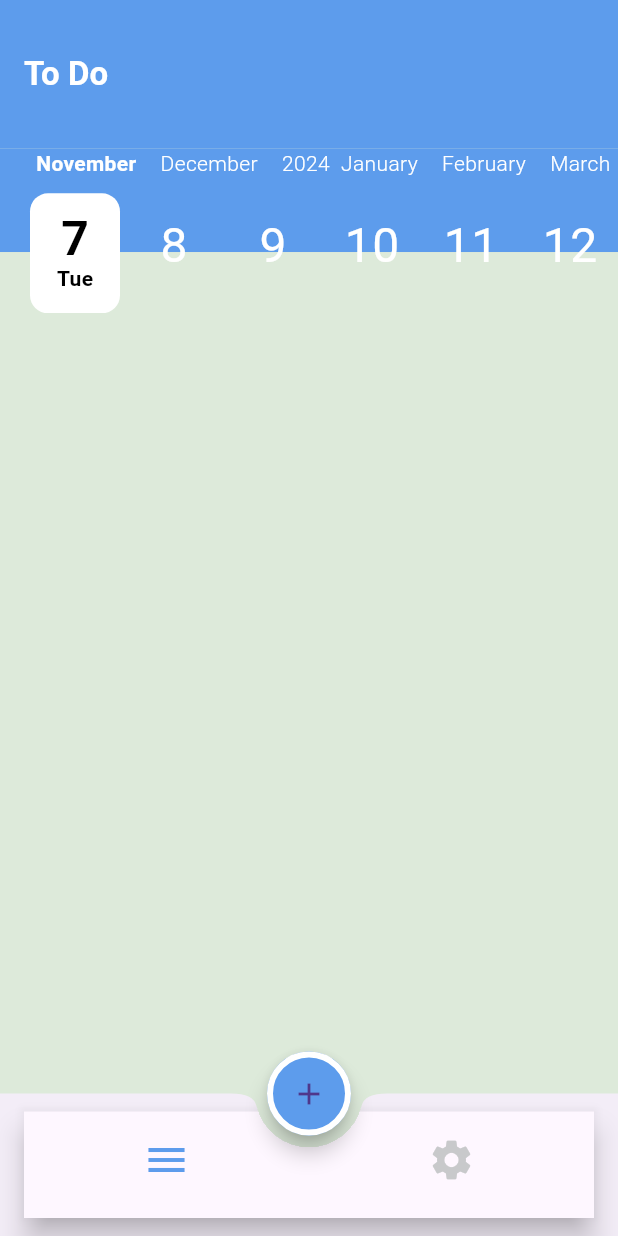
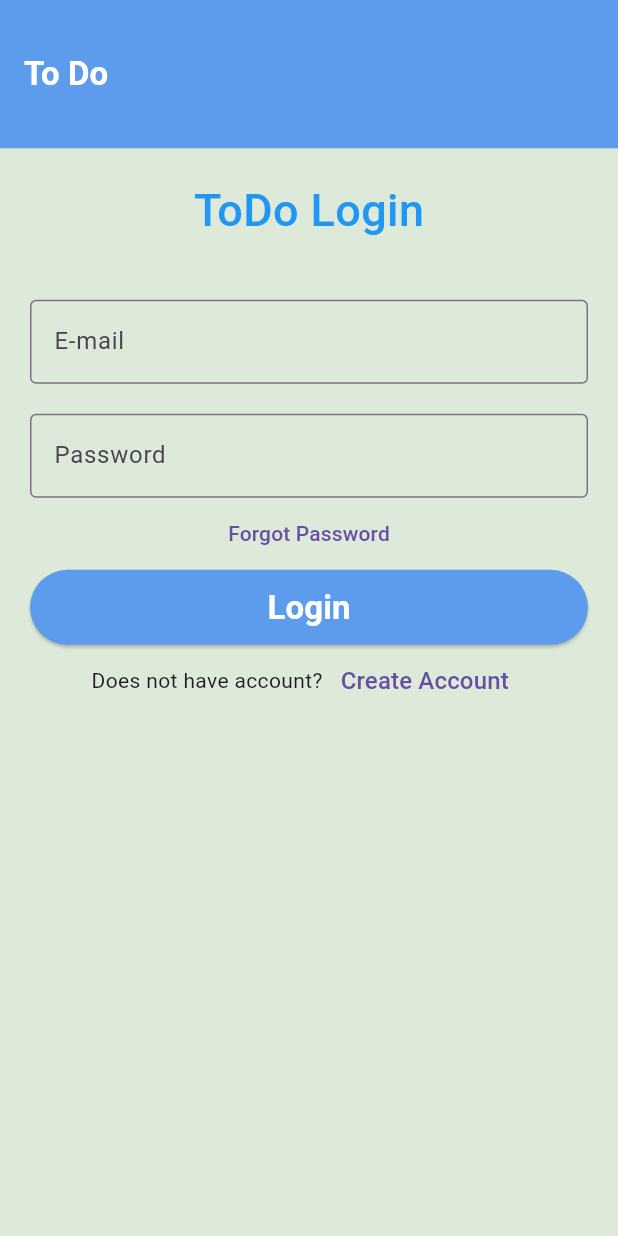
Before and after one commit to yahyaabdulaziz/todo, a Flutter app: the screen it shows after launch, on a phone screen of 412 x 824 dp. Run offline on Flutter 3.47's test engine with Material 3 defaults, Android fonts, the phone set to English and light mode, and no system bars; drawn by our look-alikes of calendar_timeline; our stand-ins replace cloud_firestore, firebase_auth, firebase_core, flutter_slidable; accounts and stored records are empty.

Commit message:
finish Todos Authentication and filtering tasks by day

```diff
--- a/lib/main.dart
+++ b/lib/main.dart
@@ -1,5 +1,9 @@
 import 'package:cloud_firestore/cloud_firestore.dart';
 import 'package:flutter/material.dart';
+import 'package:provider/provider.dart';
+import 'package:todo/ui/providers/list_provider.dart';
+import 'package:todo/ui/screens/auth/login/login_screen.dart';
+import 'package:todo/ui/screens/auth/register/register_screen.dart';
 import 'package:todo/ui/screens/home/home_screen.dart';
 import 'package:todo/ui/screens/splash/splash_screen.dart';
 import 'package:todo/ui/utilities/app_theme.dart';
@@ -10,9 +14,15 @@ void main() async {
   await Firebase.initializeApp();
   FirebaseFirestore.instance.settings =
       Settings(cacheSizeBytes: Settings.CACHE_SIZE_UNLIMITED);
-  await FirebaseFirestore.instance.disableNetwork();
 
-  runApp(const MyApp());
+  /// to enable network with firestore
+  //await FirebaseFirestore.instance.disableNetwork();
+
+  runApp(ChangeNotifierProvider(
+      create: (_) {
+        return ListProvider();
+      },
+      child: const MyApp()));
 }
 
 class MyApp extends StatelessWidget {
@@ -23,10 +33,12 @@ class MyApp extends StatelessWidget {
     return MaterialApp(
       theme: AppTheme.lightTheme,
       routes: {
-        SplashScreen.roueName: (_) => SplashScreen(),
+        SplashScreen.routeName: (_) => SplashScreen(),
         HomeScreen.roueName: (_) => HomeScreen(),
+        LoginScreen.routeName: (_) => LoginScreen(),
+        RegisterScreen.routeName: (_) => RegisterScreen(),
       },
-      initialRoute: HomeScreen.roueName,
+      initialRoute: LoginScreen.routeName,
     );
   }
 }
--- /dev/null
+++ b/lib/model/app_user.dart
@@ -0,0 +1,35 @@
+import 'package:cloud_firestore/cloud_firestore.dart';
+
+class AppUser {
+  static const collectionName = "users";
+  late String id;
+  late String username;
+  late String email;
+  static AppUser? currentUser;
+
+  AppUser({required this.id, required this.username, required this.email});
+
+  AppUser.fromJson(Map json) {
+    id = json["id"];
+    username = json["username"];
+    email = json["email"];
+  }
+
+  Map<String, dynamic> toJson() {
+    return {
+      "id": id,
+      "username": username,
+      "email": email,
+    };
+  }
+
+  static CollectionReference<AppUser> collection(){
+    return  FirebaseFirestore.instance
+        .collection(AppUser.collectionName)
+        .withConverter<AppUser>(fromFirestore: (snapshot, _) {
+      return AppUser.fromJson(snapshot.data()!);
+    }, toFirestore: (user, _) {
+      return user.toJson();
+    });
+  }
+}
--- /dev/null
+++ b/lib/ui/screens/auth/login/login_screen.dart
@@ -0,0 +1,152 @@
+import 'package:cloud_firestore/cloud_firestore.dart';
+import 'package:firebase_auth/firebase_auth.dart';
+import 'package:flutter/material.dart';
+import 'package:todo/model/app_user.dart';
+import 'package:todo/ui/screens/auth/register/register_screen.dart';
+import 'package:todo/ui/screens/home/home_screen.dart';
+import 'package:todo/ui/utilities/app_colors.dart';
+import 'package:todo/ui/utilities/app_theme.dart';
+import 'package:todo/ui/utilities/dialog_utils.dart';
+
+class LoginScreen extends StatefulWidget {
+  static const String routeName = "login";
+
+  LoginScreen({super.key});
+
+  @override
+  State<LoginScreen> createState() => _LoginScreenState();
+}
+
+class _LoginScreenState extends State<LoginScreen> {
+  TextEditingController emailController = TextEditingController();
+  TextEditingController passwordController = TextEditingController();
+
+  @override
+  Widget build(BuildContext context) {
+    return Scaffold(appBar: buildAppBar(), body: buildMyBody());
+  }
+
+  PreferredSizeWidget buildAppBar() => AppBar(
+        backgroundColor: AppColors.primary,
+        toolbarHeight: MediaQuery.of(context).size.height * .12,
+        title: const Text(
+          "To Do",
+          style: AppTheme.appBarTextStyle,
+        ),
+      );
+
+  Widget buildMyBody() {
+    return Padding(
+        padding: const EdgeInsets.all(10),
+        child: ListView(
+          children: <Widget>[
+            Container(
+                alignment: Alignment.center,
+                padding: const EdgeInsets.all(10),
+                child: const Text(
+                  'ToDo Login',
+                  style: TextStyle(
+                      color: Colors.blue,
+                      fontWeight: FontWeight.w500,
+                      fontSize: 30),
+                )),
+            const SizedBox(
+              height: 18,
+            ),
+            Container(
+              padding: const EdgeInsets.all(10),
+              child: TextField(
+                controller: emailController,
+                decoration: const InputDecoration(
+                  border: OutlineInputBorder(),
+                  labelText: 'E-mail',
+                ),
+              ),
+            ),
+            Container(
+              padding: const EdgeInsets.fromLTRB(10, 10, 10, 0),
+              child: TextField(
+                obscureText: true,
+                controller: passwordController,
+                decoration: const InputDecoration(
+                  border: OutlineInputBorder(),
+                  labelText: 'Password',
+                ),
+              ),
+            ),
+            TextButton(
+              onPressed: () {},
+              child: const Text(
+                'Forgot Password',
+              ),
+            ),
+            Container(
+                height: 50,
+                padding: const EdgeInsets.fromLTRB(10, 0, 10, 0),
+                child: ElevatedButton(
+                  style: ButtonStyle(
+                    backgroundColor:
+                        MaterialStateProperty.all<Color>(AppColors.primary),
+                  ),
+                  child: const Text(
+                    'Login',
+                    style: AppTheme.appBarTextStyle,
+                  ),
+                  onPressed: () {
+                    login();
+                  },
+                )),
+            Row(
+              mainAxisAlignment: MainAxisAlignment.center,
+              children: <Widget>[
+                const Text('Does not have account?'),
+                TextButton(
+                  child: const Text(
+                    'Create Account',
+                    style: TextStyle(fontSize: 16),
+                  ),
+                  onPressed: () {
+                    Navigator.pushReplacementNamed(
+                        context, RegisterScreen.routeName);
+                  },
+                )
+              ],
+            ),
+          ],
+        ));
+  }
+
+  void login() async {
+    try {
+      showLoading(context);
+      UserCredential userCredential = await FirebaseAuth.instance
+          .signInWithEmailAndPassword(
+              email: emailController.text, password: passwordController.text);
+
+      /// to storing more data storing it in firestore
+      AppUser currentuser =
+          await getUserFromFirestore(userCredential.user!.uid);
+      AppUser.currentUser = currentuser;
+      hideLoading(context);
+      showWelcomeLoading(context, AppUser.currentUser!.username);
+      Navigator.pushReplacementNamed(context, HomeScreen.roueName);
+    } on FirebaseAuthException catch (error) {
+      hideLoading(context);
+      showErrorMessage(context,
+          error.message ?? "SomeThing went wrong, Please Try Again Later...");
+    }
+  }
+
+  Future<AppUser> getUserFromFirestore(String id) async {
+    CollectionReference<AppUser> usercollection = FirebaseFirestore.instance
+        .collection(AppUser.collectionName)
+        .withConverter<AppUser>(fromFirestore: (snapshot, _) {
+      return AppUser.fromJson(snapshot.data()!);
+    }, toFirestore: (user, _) {
+      return user.toJson();
+    });
+    DocumentSnapshot<AppUser> documentSnapshot =
+        await usercollection.doc(id).get();
+    return documentSnapshot.data()!;
+  }
+}
--- a/lib/ui/screens/home/tabs/tasks_list/list_tab.dart
+++ b/lib/ui/screens/home/tabs/tasks_list/list_tab.dart
@@ -1,5 +1,7 @@
 import 'package:cloud_firestore/cloud_firestore.dart';
 import 'package:flutter/material.dart';
+import 'package:provider/provider.dart';
+import 'package:todo/ui/providers/list_provider.dart';
 import 'package:todo/ui/screens/home/tabs/tasks_list/todo_widget.dart';
 import 'package:calendar_timeline/calendar_timeline.dart';
 import 'package:todo/ui/utilities/app_colors.dart';
@@ -11,14 +13,19 @@ class ListTab extends StatefulWidget {
 }
 
 class _ListTabState extends State<ListTab> {
-  List<TodosModel> todos = [];
+  late ListProvider listProvider;
+
+  @override
+  void initState() {
+    super.initState();
+    WidgetsBinding.instance.addPostFrameCallback((_) {
+      listProvider.refereshTodosList();
+    });
+  }
 
   @override
   Widget build(BuildContext context) {
-    if (todos.isEmpty) {
-      refereshTodosList();
-    }
-
+    listProvider = Provider.of(context);
     return Column(
       children: [
         Container(
@@ -40,10 +47,13 @@ class _ListTabState extends State<ListTab> {
                 ],
               ),
               CalendarTimeline(
-                initialDate: DateTime.now(),
+                initialDate: listProvider.selectedDay,
                 firstDate: DateTime.now().subtract(Duration(days: 365)),
                 lastDate: DateTime.now().add(Duration(days: 365)),
-                onDateSelected: (date) => print(date),
+                onDateSelected: (date) {
+                  listProvider.selectedDay = date;
+                  listProvider.refereshTodosList();
+                },
                 leftMargin: 20,
                 dayNameColor: Colors.black,
                 monthColor: Colors.white,
@@ -57,34 +67,12 @@ class _ListTabState extends State<ListTab> {
         ),
         Expanded(
           child: ListView.builder(
-              itemCount: todos.length,
+              itemCount: listProvider.todos.length,
               itemBuilder: (context, index) => TodoWidget(
-                    todosmodel: todos[index],
+                    todosmodel: listProvider.todos[index],
                   )),
         ),
       ],
     );
   }
-
-  refereshTodosList() async {
-    CollectionReference<TodosModel> todosCollection = FirebaseFirestore.instance
-        .collection(TodosModel.collectionName)
-        .withConverter<TodosModel>(fromFirestore: (docsSnapshot, _) {
-      Map json = docsSnapshot.data() as Map;
-      TodosModel model = TodosModel.fromJson(json);
-      return model;
-    }, toFirestore: (todoModel, _) {
-      return todoModel.toJson();
-    });
-
-    /// get > getting lists of tasks
-    QuerySnapshot<TodosModel> todoSnapshot = await todosCollection.get();
-    List<QueryDocumentSnapshot<TodosModel>> docs = todoSnapshot.docs;
-
-    ///converting json map to TOdoModel
-    todos = docs.map((docSnapshot) {
-      return docSnapshot.data();
-    }).toList();
-    setState(() {});
-  }
 }
--- a/lib/ui/screens/splash/splash_screen.dart
+++ b/lib/ui/screens/splash/splash_screen.dart
@@ -3,7 +3,7 @@ import 'package:todo/ui/screens/home/home_screen.dart';
 import 'package:todo/ui/utilities/app_assets.dart';
 
 class SplashScreen extends StatefulWidget {
-  static const roueName = "splash";
+  static const routeName = "splash";
 
   const SplashScreen({super.key});
 
```
Also changed, not shown: lib/ui/bottom_sheets/app_bottom_sheet.dart (renamed from lib/ui/screens/bottom_sheets/app_bottom_sheet.dart, +14 -6 lines), lib/ui/providers/list_provider.dart (added, +54 -0 lines), lib/ui/screens/auth/register/register_screen.dart (added, +166 -0 lines), lib/ui/screens/home/home_screen.dart (+16 -1 lines), lib/ui/utilities/dialog_utils.dart (added, +62 -0 lines), pubspec.yaml (+4 -3 lines), pubspec.lock.
